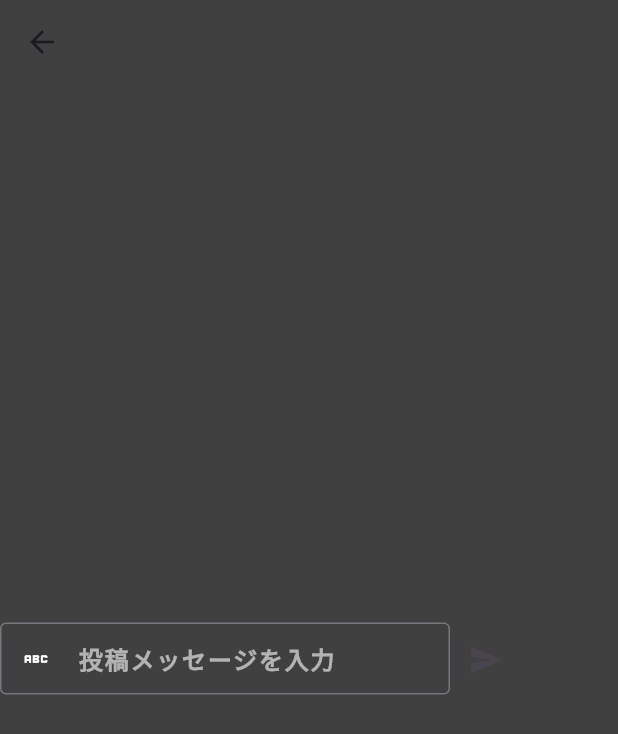
After one commit to nayu104/game-talk-frontend, a Flutter app: the Post screen opened directly, after a tap on the "send" icon, on a phone screen of 412 x 824 dp. The commit adds this screen. Shown: the top 734 px of the screen. Run offline on Flutter 3.47's test engine with Material 3 defaults, Android fonts, the phone set to English and light mode, and no system bars; our stand-ins replace google_fonts, image_picker, stop_watch_timer, vibration; network calls fail.

Commit message:
postのプロトタイプ

```diff
--- a/lib/Widget/orange_button.dart
+++ b/lib/Widget/orange_button.dart
@@ -6,10 +6,10 @@ import 'package:google_fonts/google_fonts.dart';
 //onPressedに何も入れないと灰色のボタンになります！
 
 class OrangeButton extends StatelessWidget {
-  final String message;
+  final String? message;
   final double? fontSize;
   final VoidCallback? onPressed;
-  const OrangeButton({super.key, required this.message, this.fontSize,this.onPressed});
+  const OrangeButton({super.key, this.message, this.fontSize,this.onPressed});
 
   @override
   Widget build(BuildContext context) {
@@ -20,7 +20,7 @@ class OrangeButton extends StatelessWidget {
         padding: EdgeInsets.symmetric(horizontal: 20,vertical: 12),//ボタン内の余白指定,整形のため
       ),
       child: Text(//text内で背景色指定するとマーカーになる
-        message,
+        message??"",
         style: GoogleFonts.inter(
           fontSize: fontSize,
           letterSpacing: 2.2,
--- a/lib/friend_list.dart
+++ b/lib/friend_list.dart
@@ -82,7 +82,7 @@ class _FriendList extends State<FriendList> {
             UIDivider(), //自分とフレンドリストの境界線
             //フレンドリストをDBから取得
             isLoading
-                ? Center(child: CircularProgressIndicator(color: Colors.orange))
+                ? Center(child: CircularProgressIndicator(color: Colors.orange))//クルクル
                 : Expanded(child: FriendListDB(user: userList)),
           ],
         ),
--- /dev/null
+++ b/lib/post.dart
@@ -0,0 +1,75 @@
+import 'dart:convert';
+import 'package:flutter/material.dart';
+import 'package:google_fonts/google_fonts.dart';
+import 'package:http/http.dart' as http;
+import 'package:stu/Widget/text_format.dart';
+import 'Widget/bottom_navigation.dart';
+import 'Widget/push_button.dart';
+import 'Widget/format_text_field.dart';
+import 'Widget/orange_button.dart';
+
+
+class Post extends StatefulWidget {
+  const Post({super.key});
+  @override
+  State<Post> createState() => _Post();
+}
+class _Post extends State<Post> {
+
+  final postController = TextEditingController();
+
+  List<String> posts = [];
+
+  void _post_add(final postController){
+    setState(() {
+      posts.add(postController);
+    });
+  }
+
+  @override
+  Widget build(BuildContext context) {
+    return Scaffold(
+      backgroundColor: Color(0xFF404040),
+      appBar:
+      AppBar(backgroundColor: Color(0xFF404040),
+      ),
+
+      body:Center(child:
+        Row(children: [
+          FormatTextField(
+            Width: 300,
+            iconData: Icons.abc,
+            labelText: "投稿メッセージを入力",
+            Controller: postController,
+          ),
+
+          IconButton(onPressed:(){
+            _post_add(postController);
+          }, icon: Icon(Icons.send)),
+          Expanded(
+              child: ListView.builder(
+                itemCount: posts.length,
+                itemBuilder: (context, index) {
+                  return Padding(
+                    padding: EdgeInsets.all(1.0),//行間隔
+                    child: Text(
+                      posts[index], //nameカラム指定でnameだけ取り出す
+                      style: GoogleFonts.inter(
+                        fontSize: 20,
+                        letterSpacing: 1.2,
+                        fontWeight: FontWeight.w600,
+                        height: 2,
+                        color: Colors.white,
+                      ),
+                    ),
+                  );
+                },
+              ),
+          ),
+        ],
+        ),
+
+        ),
+    );
+  }
+}
```
